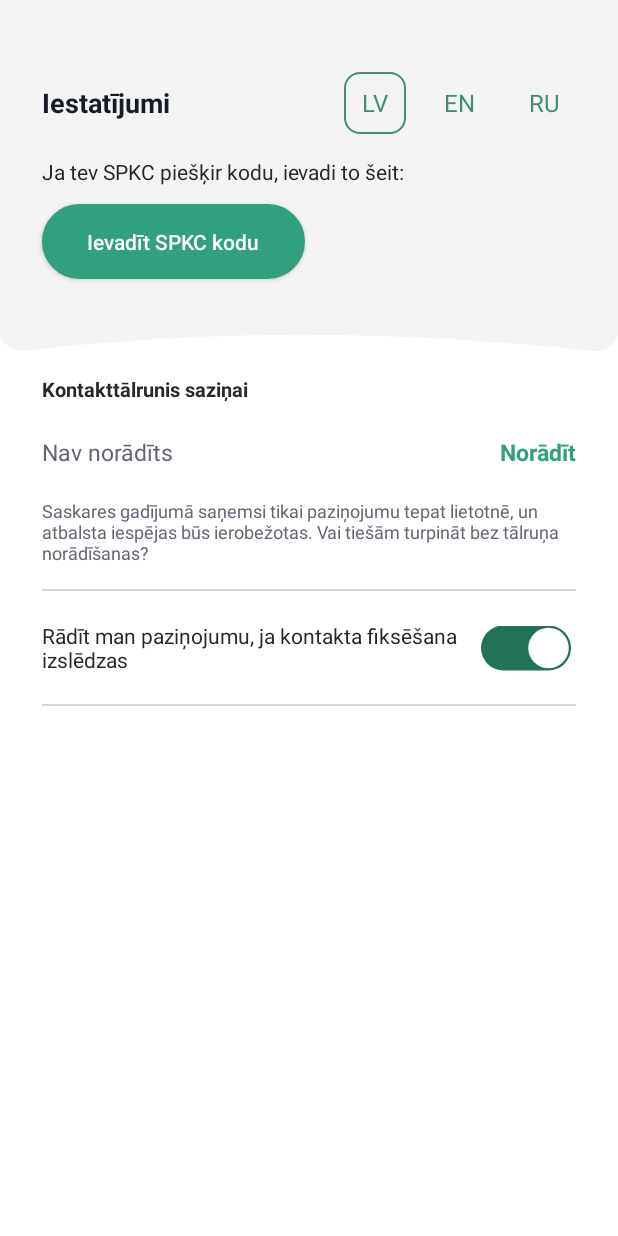
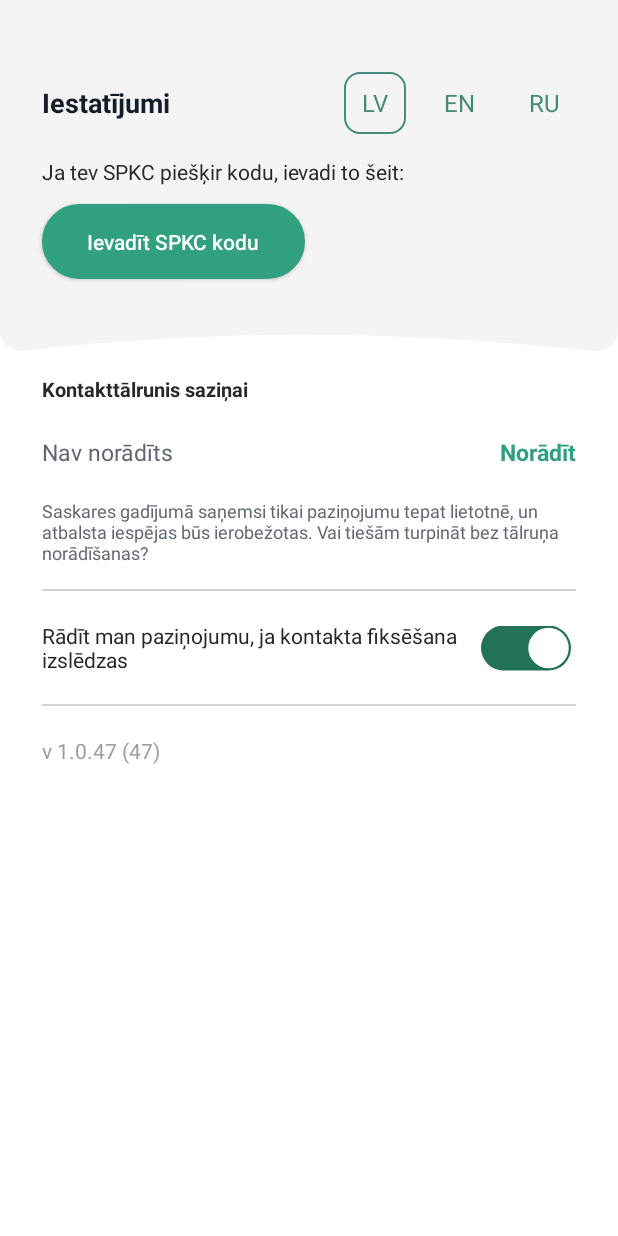
Before and after one commit to ApturiCOVID/apturicovid-android, an Android app: the fragment SettingsFragment shown on its own in the app's theme, on a phone screen of 412 x 824 dp. Run offline under Robolectric (Android 15) with nearby library versions, the light colour scheme and no system bars; our stand-ins replace Dagger/Hilt's generated code, RxJava, Timber, data binding; libraries missing offline, so code that uses them is left out: com.moczul.ok2curl; 4 statements that could not run were skipped.

Commit message:
Add app version number in settings fragment

```diff
--- a/app/src/main/java/lv/spkc/apturicovid/ui/settings/SettingsFragment.kt
+++ b/app/src/main/java/lv/spkc/apturicovid/ui/settings/SettingsFragment.kt
@@ -39,6 +39,8 @@ class SettingsFragment: BaseFragment() {
             }
 
             notifySwitch.isChecked = viewModel.getSwitchStatus()
+
+            versionNr.text = viewModel.getApplicationVersionString()
 
             when (viewModel.getSelectedLocale()) {
                 LV_LANGUAGE_CODE -> languageCodeLv.isSelected = true
--- a/app/src/main/java/lv/spkc/apturicovid/ui/settings/SettingsViewModel.kt
+++ b/app/src/main/java/lv/spkc/apturicovid/ui/settings/SettingsViewModel.kt
@@ -2,6 +2,7 @@ package lv.spkc.apturicovid.ui.settings
 
 import androidx.lifecycle.LiveData
 import androidx.lifecycle.MutableLiveData
+import lv.spkc.apturicovid.BuildConfig
 import lv.spkc.apturicovid.activity.viewmodel.BaseViewModel
 import lv.spkc.apturicovid.event.Event
 import lv.spkc.apturicovid.model.ContactNumber
@@ -59,4 +60,8 @@ class SettingsViewModel @Inject constructor(
     fun getDebugInfo(): String {
         return settingsRepository.debugingLogData
     }
+
+    fun getApplicationVersionString(): String {
+        return "v ${BuildConfig.VERSION_NAME} (${BuildConfig.VERSION_CODE})"
+    }
 }
--- a/app/src/main/res/layout/fragment_settings.xml
+++ b/app/src/main/res/layout/fragment_settings.xml
@@ -179,6 +179,18 @@
             app:layout_constraintEnd_toEndOf="parent"
             app:layout_constraintStart_toStartOf="parent"
             app:layout_constraintTop_toBottomOf="@id/label_notify_contact_search_tv" />
+
+        <TextView
+            android:id="@+id/version_nr"
+            android:layout_width="0dp"
+            android:layout_height="wrap_content"
+            android:layout_marginStart="@dimen/fragment_side_margin"
+            android:layout_marginTop="20dp"
+            android:singleLine="true"
+            android:textColor="@color/grayTextColor"
+            app:layout_constraintEnd_toStartOf="@id/notify_switch"
+            app:layout_constraintStart_toStartOf="parent"
+            app:layout_constraintTop_toBottomOf="@id/divider_2" />
     </androidx.constraintlayout.widget.ConstraintLayout>
     </ScrollView>
 </layout>
```
